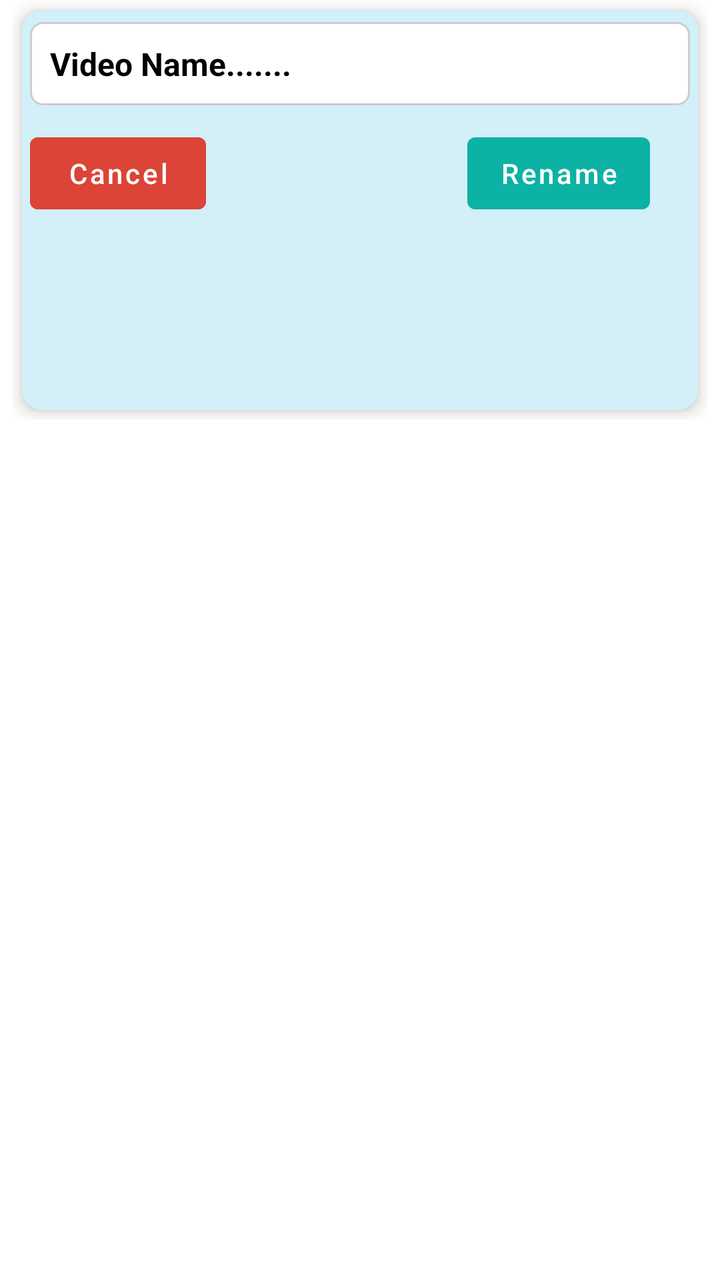
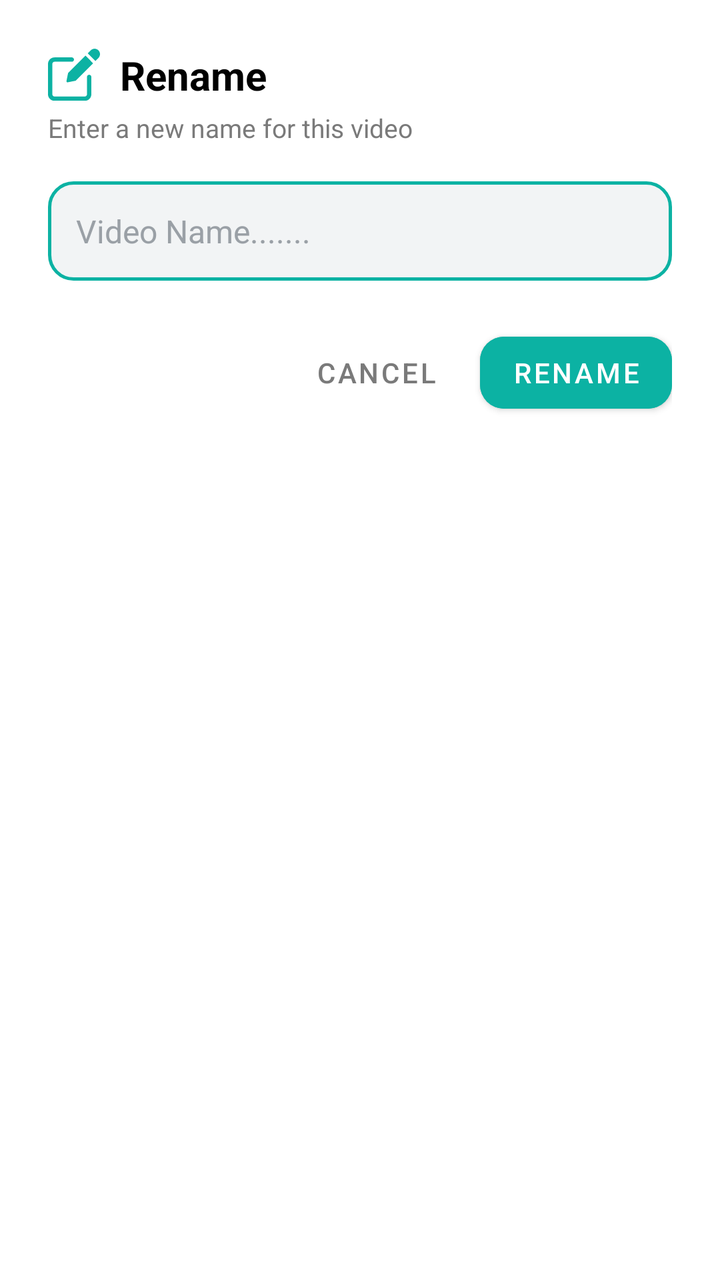

The first picture is an Android layout as it rendered before a commit; the second is the same layout after the commit. The layout source and the unified diff follow.
<!-- AndroidManifest.xml: application theme Theme.VideoPlayer -->
<!-- res/layout/rename_file.xml -->
<?xml version="1.0" encoding="utf-8"?>
<RelativeLayout xmlns:android="http://schemas.android.com/apk/res/android"
    android:layout_width="match_parent"
    android:layout_height="match_parent"
    xmlns:app="http://schemas.android.com/apk/res-auto">


    <LinearLayout
        android:layout_width="match_parent"
        android:orientation="vertical"
        android:layout_marginHorizontal="6dp"
        android:layout_height="wrap_content">


        <com.google.android.material.card.MaterialCardView
            android:id="@+id/cv_monitoring"
            style="@style/Widget.MaterialComponents.TextInputLayout.OutlinedBox.Dense.ExposedDropdownMenu"
            android:layout_width="match_parent"
            android:layout_height="match_parent"
            android:layout_marginHorizontal="5dp"
            android:layout_marginVertical="5dp"
            android:layout_weight="1"
            android:backgroundTint="#D3EFF8"
            android:clipToOutline="false"
            app:cardElevation="5dp"
            android:foreground="?android:attr/selectableItemBackground"
            android:minHeight="200dp"
            app:cardCornerRadius="10dp"
            app:cardMaxElevation="@android:dimen/app_icon_size">


            <LinearLayout
                android:layout_width="match_parent"
                android:layout_height="wrap_content"
                android:layout_marginHorizontal="4dp"
                android:orientation="vertical">


                <EditText
                    android:id="@+id/EditTitle"
                    android:layout_width="match_parent"
                    android:layout_height="wrap_content"
                    android:background="@drawable/edit_text_background"
                    android:padding="10dp"
                    android:hint="@string/enter_title"
                    android:textSize="16sp"
                    android:textColorHint="@color/black"
                    android:textStyle="bold"
                    android:textColor="@color/black"
                    android:layout_marginTop="6dp"
                    />




















                <RelativeLayout
                    android:layout_width="match_parent"
                    android:layout_height="wrap_content"
                    android:layout_marginTop="6dp">

                    <Button
                        android:id="@+id/Cancel"
                        android:layout_width="wrap_content"
                        android:layout_height="wrap_content"
                        android:text="@string/cancel"
                        android:backgroundTint="@color/color_red_google"
                        android:layout_marginTop="4dp"
                        android:layout_marginRight="4dp"
                        android:textAllCaps="false"/>

                    <Button
                        android:id="@+id/Rename"
                        android:layout_width="wrap_content"
                        android:layout_height="wrap_content"
                        android:layout_alignParentEnd="true"
                        android:layout_marginTop="4dp"
                        android:layout_marginEnd="20dp"
                        android:layout_marginRight="6dp"
                        android:text="@string/ok"
                        android:textAllCaps="false" />

                </RelativeLayout>




            </LinearLayout>




        </com.google.android.material.card.MaterialCardView>


    </LinearLayout>

</RelativeLayout>
<!-- resources referenced by this layout -->
<resources>
  <color name="black">#FF000000</color>
  <color name="color_red_google">#DB4437</color>
  <!-- drawable edit_text_background (drawable) -->
  <?xml version="1.0" encoding="utf-8"?>
  <shape xmlns:android="http://schemas.android.com/apk/res/android" android:shape="rectangle">
      
      <solid android:color="@color/white"/>
      
      <stroke android:width="1dp" android:color="@color/gray"/>
      <corners  android:radius="6dp"/>
  
  </shape>
  <string name="cancel">Cancel</string>
  <string name="enter_title">Video Name.......</string>
  <string name="ok">Rename</string>
  <style name="Theme.VideoPlayer" parent="Theme.MaterialComponents.DayNight.DarkActionBar">
          
          <item name="colorPrimary">@color/purple_500</item>
          <item name="colorPrimaryVariant">@color/purple_700</item>
          <item name="colorOnPrimary">@color/white</item>
          
          <item name="colorSecondary">@color/teal_200</item>
          <item name="colorSecondaryVariant">@color/teal_700</item>
          <item name="colorOnSecondary">@color/black</item>
          
          <item name="android:statusBarColor">?attr/colorPrimaryVariant</item>
          
          <item name="android:editTextColor">@color/white</item>
          <item name="android:textColorHint">@color/light_white</item>
  
  
      </style>
  <color name="white">#FFFFFFFF</color>
  <color name="gray">#CCCCCC</color>
  <color name="purple_500">#0CB2A3</color>
  <color name="purple_700">#0CB2A3</color>
  <color name="teal_200">#FF03DAC5</color>
  <color name="teal_700">#FF018786</color>
  <color name="light_white">#FFFFF7</color>
</resources>

<!-- the commit's change to res/layout/rename_file.xml (unified diff, before → after) -->
@@ -1,113 +1,84 @@
 <?xml version="1.0" encoding="utf-8"?>
-<RelativeLayout xmlns:android="http://schemas.android.com/apk/res/android"
+<LinearLayout xmlns:android="http://schemas.android.com/apk/res/android"
+    xmlns:app="http://schemas.android.com/apk/res-auto"
     android:layout_width="match_parent"
-    android:layout_height="match_parent"
-    xmlns:app="http://schemas.android.com/apk/res-auto">
+    android:layout_height="wrap_content"
+    android:background="@drawable/dialog_bg"
+    android:orientation="vertical"
+    android:padding="24dp">
 
-
+    
     <LinearLayout
         android:layout_width="match_parent"
-        android:orientation="vertical"
-        android:layout_marginHorizontal="6dp"
-        android:layout_height="wrap_content">
+        android:layout_height="wrap_content"
+        android:gravity="center_vertical"
+        android:orientation="horizontal">
 
+        <ImageView
+            android:layout_width="26dp"
+            android:layout_height="26dp"
+            android:layout_marginEnd="10dp"
+            android:src="@drawable/edit"
+            app:tint="@color/purple_500" />
 
-        <com.google.android.material.card.MaterialCardView
-            android:id="@+id/cv_monitoring"
-            style="@style/Widget.MaterialComponents.TextInputLayout.OutlinedBox.Dense.ExposedDropdownMenu"
-            android:layout_width="match_parent"
-            android:layout_height="match_parent"
-            android:layout_marginHorizontal="5dp"
-            android:layout_marginVertical="5dp"
-            android:layout_weight="1"
-            android:backgroundTint="#D3EFF8"
-            android:clipToOutline="false"
-            app:cardElevation="5dp"
-            android:foreground="?android:attr/selectableItemBackground"
-            android:minHeight="200dp"
-            app:cardCornerRadius="10dp"
-            app:cardMaxElevation="@android:dimen/app_icon_size">
-
-
-            <LinearLayout
-                android:layout_width="match_parent"
-                android:layout_height="wrap_content"
-                android:layout_marginHorizontal="4dp"
-                android:orientation="vertical">
-
-
-                <EditText
-                    android:id="@+id/EditTitle"
-                    android:layout_width="match_parent"
-                    android:layout_height="wrap_content"
-                    android:background="@drawable/edit_text_background"
-                    android:padding="10dp"
-                    android:hint="@string/enter_title"
-                    android:textSize="16sp"
-                    android:textColorHint="@color/black"
-                    android:textStyle="bold"
-                    android:textColor="@color/black"
-                    android:layout_marginTop="6dp"
-                    />
-
-
-
-
-
-
-
-
-
-
-
-
-
-
-
-
-
-
-
-
-                <RelativeLayout
-                    android:layout_width="match_parent"
-                    android:layout_height="wrap_content"
-                    android:layout_marginTop="6dp">
-
-                    <Button
-                        android:id="@+id/Cancel"
-                        android:layout_width="wrap_content"
-                        android:layout_height="wrap_content"
-                        android:text="@string/cancel"
-                        android:backgroundTint="@color/color_red_google"
-                        android:layout_marginTop="4dp"
-                        android:layout_marginRight="4dp"
-                        android:textAllCaps="false"/>
-
-                    <Button
-                        android:id="@+id/Rename"
-                        android:layout_width="wrap_content"
-                        android:layout_height="wrap_content"
-                        android:layout_alignParentEnd="true"
-                        android:layout_marginTop="4dp"
-                        android:layout_marginEnd="20dp"
-                        android:layout_marginRight="6dp"
-                        android:text="@string/ok"
-                        android:textAllCaps="false" />
-
-                </RelativeLayout>
-
-
-
-
-            </LinearLayout>
-
-
-
-
-        </com.google.android.material.card.MaterialCardView>
-
-
+        <TextView
+            android:layout_width="wrap_content"
+            android:layout_height="wrap_content"
+            android:text="@string/rename"
+            android:textColor="@color/black"
+            android:textSize="20sp"
+            android:textStyle="bold" />
     </LinearLayout>
 
-</RelativeLayout>
+    <TextView
+        android:layout_width="wrap_content"
+        android:layout_height="wrap_content"
+        android:layout_marginTop="4dp"
+        android:text="Enter a new name for this video"
+        android:textColor="#7A7A7A"
+        android:textSize="13sp" />
+
+    
+    <EditText
+        android:id="@+id/EditTitle"
+        android:layout_width="match_parent"
+        android:layout_height="wrap_content"
+        android:layout_marginTop="18dp"
+        android:background="@drawable/rounded_field_bg"
+        android:hint="@string/enter_title"
+        android:inputType="text"
+        android:maxLines="2"
+        android:padding="14dp"
+        android:textColor="@color/black"
+        android:textColorHint="#9AA0A6"
+        android:textSize="16sp" />
+
+    
+    <LinearLayout
+        android:layout_width="match_parent"
+        android:layout_height="wrap_content"
+        android:layout_marginTop="22dp"
+        android:gravity="end"
+        android:orientation="horizontal">
+
+        <com.google.android.material.button.MaterialButton
+            android:id="@+id/Cancel"
+            style="@style/Widget.MaterialComponents.Button.TextButton"
+            android:layout_width="wrap_content"
+            android:layout_height="wrap_content"
+            android:layout_marginEnd="8dp"
+            android:text="@string/cancel"
+            android:textColor="#7A7A7A"
+            app:cornerRadius="12dp" />
+
+        <com.google.android.material.button.MaterialButton
+            android:id="@+id/Rename"
+            android:layout_width="wrap_content"
+            android:layout_height="wrap_content"
+            android:backgroundTint="@color/purple_500"
+            android:text="@string/rename"
+            android:textColor="@color/white"
+            app:cornerRadius="12dp" />
+    </LinearLayout>
+
+</LinearLayout>
<!-- resource entries referenced after the edit -->
@@ -1,20 +1,9 @@
 <!-- resources referenced by this layout -->
 <resources>
   <color name="black">#FF000000</color>
-  <color name="color_red_google">#DB4437</color>
-  <!-- drawable edit_text_background (drawable) -->
-  <?xml version="1.0" encoding="utf-8"?>
-  <shape xmlns:android="http://schemas.android.com/apk/res/android" android:shape="rectangle">
-      
-      <solid android:color="@color/white"/>
-      
-      <stroke android:width="1dp" android:color="@color/gray"/>
-      <corners  android:radius="6dp"/>
-  
-  </shape>
   <string name="cancel">Cancel</string>
   <string name="enter_title">Video Name.......</string>
-  <string name="ok">Rename</string>
+  <string name="rename">Rename</string>
   <style name="Theme.VideoPlayer" parent="Theme.MaterialComponents.DayNight.DarkActionBar">
           
           <item name="colorPrimary">@color/purple_500</item>
@@ -33,7 +22,39 @@
   
       </style>
   <color name="white">#FFFFFFFF</color>
-  <color name="gray">#CCCCCC</color>
+  <!-- drawable dialog_bg (drawable) -->
+  <?xml version="1.0" encoding="utf-8"?>
+  <shape xmlns:android="http://schemas.android.com/apk/res/android"
+      android:shape="rectangle">
+      <solid android:color="@color/white" />
+      <corners android:radius="22dp" />
+  </shape>
+  <!-- drawable edit (drawable) -->
+  <vector xmlns:android="http://schemas.android.com/apk/res/android"
+      android:width="24dp"
+      android:height="24dp"
+      android:viewportWidth="512"
+      android:viewportHeight="511">
+      <path
+          android:fillColor="#000000"
+          android:pathData="m405.332,256.484c-11.797,0 -21.332,9.559 -21.332,21.332v170.668c0,11.754 -9.559,21.332 -21.332,21.332h-298.668c-11.777,0 -21.332,-9.578 -21.332,-21.332v-298.668c0,-11.754 9.555,-21.332 21.332,-21.332h170.668c11.797,0 21.332,-9.559 21.332,-21.332 0,-11.777 -9.535,-21.336 -21.332,-21.336h-170.668c-35.285,0 -64,28.715 -64,64v298.668c0,35.285 28.715,64 64,64h298.668c35.285,0 64,-28.715 64,-64v-170.668c0,-11.797 -9.539,-21.332 -21.336,-21.332zM405.332,256.484" />
+      <path
+          android:fillColor="#000000"
+          android:pathData="m200.02,237.051c-1.492,1.492 -2.496,3.391 -2.922,5.438l-15.082,75.438c-0.703,3.496 0.406,7.102 2.922,9.641 2.027,2.027 4.758,3.113 7.555,3.113 0.68,0 1.387,-0.063 2.09,-0.211l75.414,-15.082c2.09,-0.43 3.988,-1.43 5.461,-2.926l168.789,-168.789 -75.414,-75.41zM200.02,237.051" />
+      <path
+          android:fillColor="#000000"
+          android:pathData="m496.383,16.102c-20.797,-20.801 -54.633,-20.801 -75.414,0l-29.523,29.523 75.414,75.414 29.523,-29.527c10.07,-10.047 15.617,-23.445 15.617,-37.695s-5.547,-27.648 -15.617,-37.715zM496.383,16.102" />
+  </vector>
+  <!-- drawable rounded_field_bg (drawable) -->
+  <?xml version="1.0" encoding="utf-8"?>
+  <shape xmlns:android="http://schemas.android.com/apk/res/android"
+      android:shape="rectangle">
+      <solid android:color="#F2F4F5" />
+      <corners android:radius="12dp" />
+      <stroke
+          android:width="1.5dp"
+          android:color="@color/purple_500" />
+  </shape>
   <color name="purple_500">#0CB2A3</color>
   <color name="purple_700">#0CB2A3</color>
   <color name="teal_200">#FF03DAC5</color>
